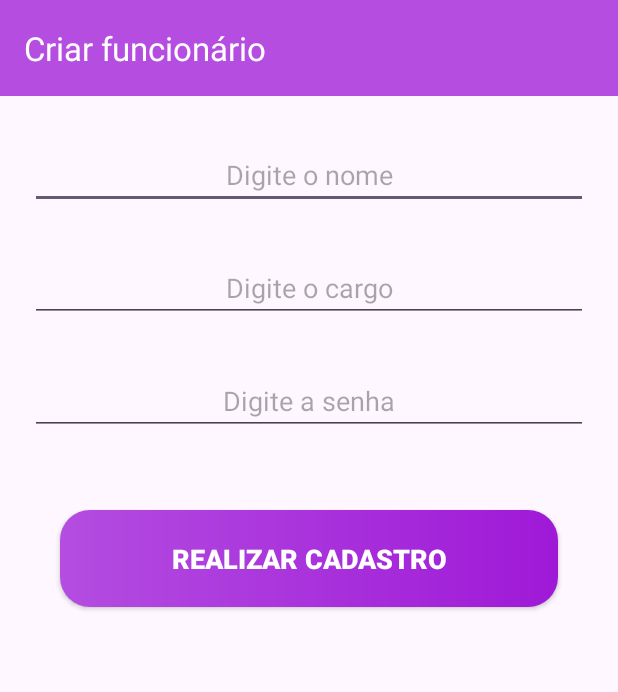
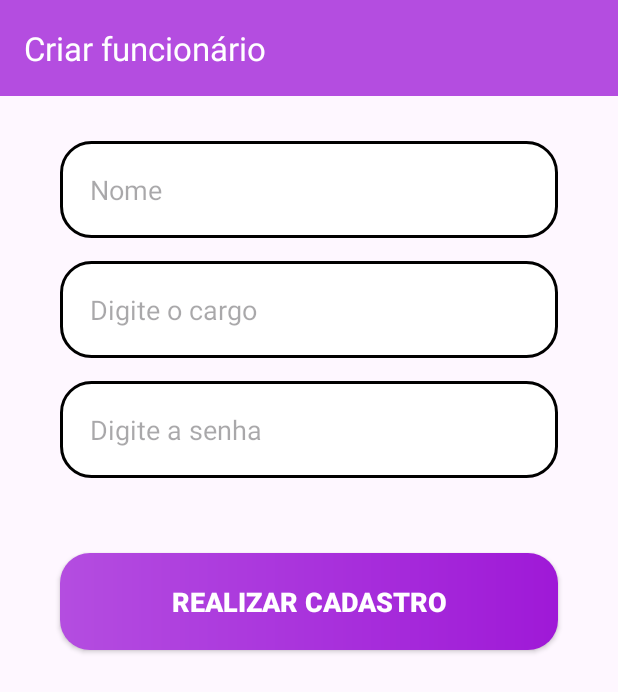
Before and after one commit to Guilherm12122/Aplicativo-Start, an Android app: the CriarFuncionario screen opened directly, with no data from a screen before it, on a phone screen of 412 x 824 dp. Shown: the top 692 px of the screen. Run offline under Robolectric (Android 15) with nearby library versions, the phone set to English and light mode, and no system bars.

Commit message:
alteração de layout de criação de funcionário.

```diff
--- a/app/src/main/res/layout/activity_criar_funcionario.xml
+++ b/app/src/main/res/layout/activity_criar_funcionario.xml
@@ -8,47 +8,26 @@
 
     <EditText
         android:id="@+id/nome_usuario"
-        android:layout_width="fill_parent"
-        android:layout_height="wrap_content"
-        android:layout_centerHorizontal="true"
+        android:inputType="text"
+        style="@style/Edit_Text"
         android:layout_marginTop="30dp"
-        android:layout_marginLeft="20dp"
-        android:layout_marginRight="20dp"
-        android:ems="10"
-        android:gravity="center"
-        android:hint="Digite o nome"
-        android:textColor="#000"
+        android:hint="@string/nome"
         app:layout_constraintTop_toBottomOf="@id/my_tool_bar_criar"
         tools:ignore="MissingConstraints" />
 
     <EditText
         android:id="@+id/cargo"
-        android:layout_width="fill_parent"
-        android:layout_height="wrap_content"
-        android:layout_centerHorizontal="true"
-        android:layout_marginTop="30dp"
-        android:layout_marginLeft="20dp"
-        android:layout_marginRight="20dp"
-        android:ems="10"
-        android:gravity="center"
         android:hint="Digite o cargo"
-        android:textColor="#000"
+        android:inputType="text"
+        style="@style/Edit_Text"
         app:layout_constraintTop_toBottomOf="@id/nome_usuario"
         tools:ignore="MissingConstraints" />
 
     <EditText
         android:id="@+id/senha"
-        android:layout_width="fill_parent"
-        android:layout_height="wrap_content"
-        android:layout_centerHorizontal="true"
-        android:layout_marginTop="30dp"
-        android:layout_marginLeft="20dp"
-        android:layout_marginRight="20dp"
-        android:ems="10"
-        android:gravity="center"
         android:hint="Digite a senha"
+        style="@style/Edit_Text"
         android:inputType="numberPassword"
-        android:textColor="#000"
         app:layout_constraintTop_toBottomOf="@id/cargo"
         tools:ignore="MissingConstraints" />
 
@@ -68,6 +47,7 @@
         android:layout_width="match_parent"
         app:title="Criar funcionário"
         app:titleTextColor="@color/white"
+        app:subtitleTextAppearance="@style/titulo_cadastrar_funcionario"
         android:layout_height="?attr/actionBarSize"
         android:background="@color/bright_purple"
         android:elevation="4dp"
--- a/app/src/main/res/values/styles.xml
+++ b/app/src/main/res/values/styles.xml
@@ -30,6 +30,12 @@
         <item name="android:layout_marginLeft">40dp</item>
         <item name="android:layout_marginRight">40dp</item>
         <item name="android:layout_marginTop">15dp</item>
+    </style>
+
+    <style name="titulo_cadastrar_funcionario">
+        <item name="android:textColor">@color/white</item>
+        <item name="android:textSize">18sp</item>
+        <item name="android:textStyle">bold</item>
     </style>
 
     <style name="button_entrar">
```
